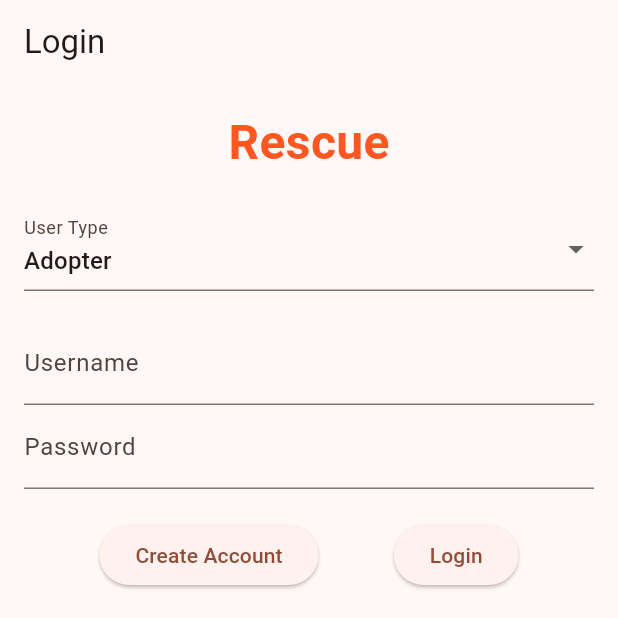
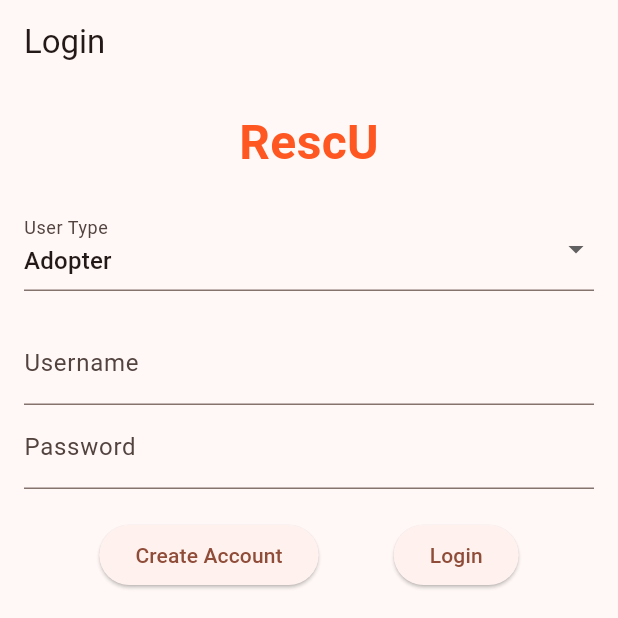
Before and after one commit to cowleyjo/BoilerMake2025, a Flutter app: the screen it shows after launch, on a phone screen of 412 x 824 dp, the top half of it. Run offline on Flutter 3.47's test engine with Material 3 defaults, Android fonts, the phone set to English and light mode, and no system bars.

Commit message:
I don't know what I changed Sowwy

```diff
--- a/rescu_front_end/lib/main.dart
+++ b/rescu_front_end/lib/main.dart
@@ -126,7 +126,7 @@ class _LoginPageState extends State<LoginPage> {
           children: [
             // Header
             Text(
-              'Rescue',
+              'RescU',
               style: TextStyle(
                 fontSize: 32,
                 fontWeight: FontWeight.bold,
@@ -278,7 +278,6 @@ class _GeneratorPageState extends State<GeneratorPage> {
         double latitude = data['results'][0]['geometry']['lat'];
         double longitude = data['results'][0]['geometry']['lng'];
 
-        print("latitude: $latitude, longitude: $longitude");
         return {'latitude': latitude, 'longitude': longitude};
       } else {
         print("No results found for the address.");
```
